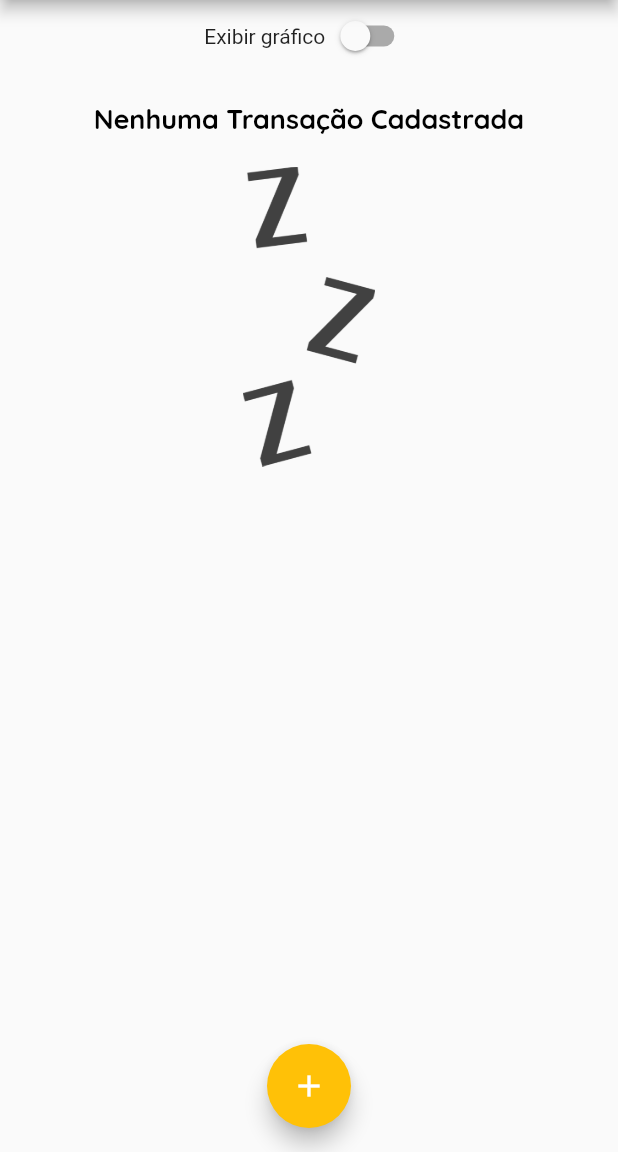
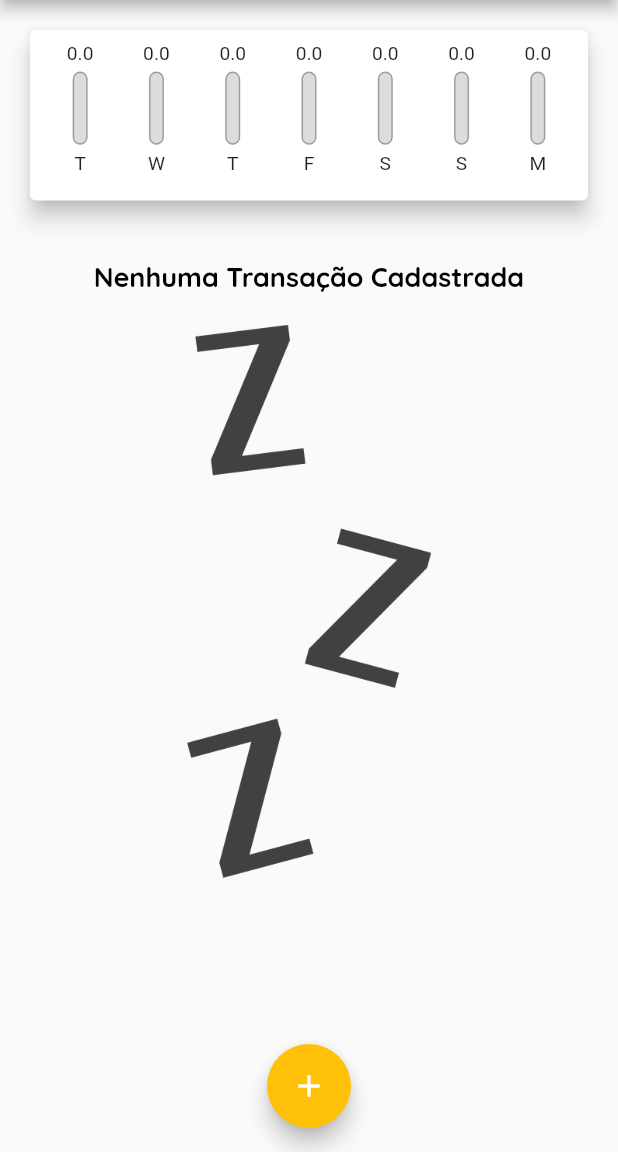
Before and after one commit to HenriqueCisi/project_finances_control, a Flutter app: the screen it shows after launch, on a phone screen of 412 x 824 dp, the part 84-1236 px from its top. Run offline on Flutter 3.47's test engine with Material 2 defaults, Android fonts, the phone set to English and light mode, and no system bars.

Commit message:
refactoring platform specific needs

```diff
--- a/lib/components/transaction_list.dart
+++ b/lib/components/transaction_list.dart
@@ -11,7 +11,8 @@ class TransactionList extends StatelessWidget {
   Widget build(BuildContext context) {
     return SizedBox(
       child: transactions.isEmpty
-          ? Column(
+          ? LayoutBuilder(builder: (context, constraints) {
+            return Column(
               children: [
                 const SizedBox(
                   height: 20,
@@ -22,14 +23,15 @@ class TransactionList extends StatelessWidget {
                   height: 20,
                 ),
                 SizedBox(
-                  height: 200,
+                  height: constraints.maxHeight * 0.6,
                   child: Image.asset(
                     'assets/images/waiting.png',
                     fit: BoxFit.cover,
                   ),
                 )
               ],
-            )
+            );
+          })
           : ListView.builder(
               itemCount: transactions.length,
               itemBuilder: (ctx, index) {
@@ -57,7 +59,17 @@ class TransactionList extends StatelessWidget {
                       style: Theme.of(context).textTheme.titleLarge,
                     ),
                     subtitle: Text(DateFormat('d MMM y').format(tr.date)),
-                    trailing:  IconButton(icon: const Icon(Icons.delete), onPressed: (){delete(tr.id);}),
+                    trailing: MediaQuery.of(context).size.width > 480
+                        ? TextButton(
+                            onPressed: () {
+                              delete(tr.id);
+                            },
+                            child: Text('Excluir', style: Theme.of(context).textTheme.titleLarge))
+                        : IconButton(
+                            icon: const Icon(Icons.delete),
+                            onPressed: () {
+                              delete(tr.id);
+                            }),
 
                   ),
                 );
--- a/lib/main.dart
+++ b/lib/main.dart
@@ -1,5 +1,7 @@
 import 'dart:math';
+import 'dart:io';
 
+import 'package:flutter/cupertino.dart';
 import 'package:flutter/material.dart';
 import 'package:project_finances_control/components/chart.dart';
 import 'package:project_finances_control/components/transaction_form.dart';
@@ -83,58 +85,82 @@ class _MyHomePageState extends State<MyHomePage> {
       });
     });
   }
+  Widget _getIconButton(IconData icon, Function() fn) {
+    return Platform.isIOS
+        ? GestureDetector(onTap: fn, child: Icon(icon))
+        : IconButton(icon: Icon(icon), onPressed: fn);
+  }
+
 
   @override
   Widget build(BuildContext context) {
+    final mediaQuery = MediaQuery.of(context);
+
+    bool isLandscape = mediaQuery.orientation == Orientation.landscape;
+
+    final iconList = Platform.isIOS ? CupertinoIcons.refresh : Icons.list;
+    final chartList = Platform.isIOS ? CupertinoIcons.refresh : Icons.show_chart;
+
+    final actions = <Widget>[
+      if (isLandscape)
+        _getIconButton(_showChart ? iconList : chartList, () {
+          setState(() {
+            _showChart = !_showChart;
+          });
+        }),
+      _getIconButton(Platform.isIOS ? CupertinoIcons.add : Icons.add,
+          () => _openTransactionModal(context)),
+    ];
+
     final appBar = AppBar(
       title: const Text('Despesas Pessoais'),
-      actions: [
-        IconButton(
-            onPressed: () => _openTransactionModal(context),
-            icon: const Icon(Icons.add))
-      ],
+      actions: actions
     );
 
-    final availabeHeigth = MediaQuery.of(context).size.height -
+    final availabeHeigth = mediaQuery.size.height -
         appBar.preferredSize.height -
-        MediaQuery.of(context).padding.top;
+        mediaQuery.padding.top;
 
-    return Scaffold(
-      appBar: appBar,
-      body: SingleChildScrollView(
+    final bodyPage = SafeArea(
+      child: SingleChildScrollView(
         child: Column(
           crossAxisAlignment: CrossAxisAlignment.stretch,
           children: <Widget>[
-            Row(
-              mainAxisAlignment: MainAxisAlignment.center,
-              children: [
-                const Text('Exibir gráfico'),
-                Switch(
-                    value: _showChart,
-                    onChanged: (value) {
-                      setState(() {
-                        _showChart = value;
-                      });
-                    }),
-              ],
-            ),
-
-            if (_showChart)
+            if (_showChart || !isLandscape)
               SizedBox(
-                  height: availabeHeigth * 0.2,
+                  height: availabeHeigth * (isLandscape ? 1 : 0.2),
                   child: Chart(_recentTransactions)),
-            if (!_showChart)
+            if (!_showChart || !isLandscape)
               SizedBox(
-                  height: availabeHeigth * 0.8,
+                  height: availabeHeigth * (isLandscape ? 1 : 0.8),
                   child: TransactionList(_transactions, _deleteTransaction)),
           ],
         ),
       ),
-      floatingActionButton: FloatingActionButton(
-        onPressed: () => _openTransactionModal(context),
-        child: const Icon(Icons.add),
-      ),
-      floatingActionButtonLocation: FloatingActionButtonLocation.centerFloat,
     );
+
+    return Platform.isIOS
+        ? CupertinoPageScaffold(
+            navigationBar: CupertinoNavigationBar(
+              middle: const Text('Despesas Pessoais'),
+              trailing: Row(
+                mainAxisSize: MainAxisSize.min,
+                children: actions,
+              ),
+            ),
+            child: bodyPage,
+          )
+        : Scaffold(
+            appBar: appBar,
+            body: bodyPage,
+            floatingActionButton: Platform.isIOS
+                ? Container()
+                : FloatingActionButton(
+                    child: const Icon(Icons.add),
+                    onPressed: () => _openTransactionModal(context),
+                  ),
+            floatingActionButtonLocation:
+                FloatingActionButtonLocation.centerFloat,
+          );
   }
 }
```
Also changed, not shown: lib/components/transaction_form.dart (+9 -4 lines).
